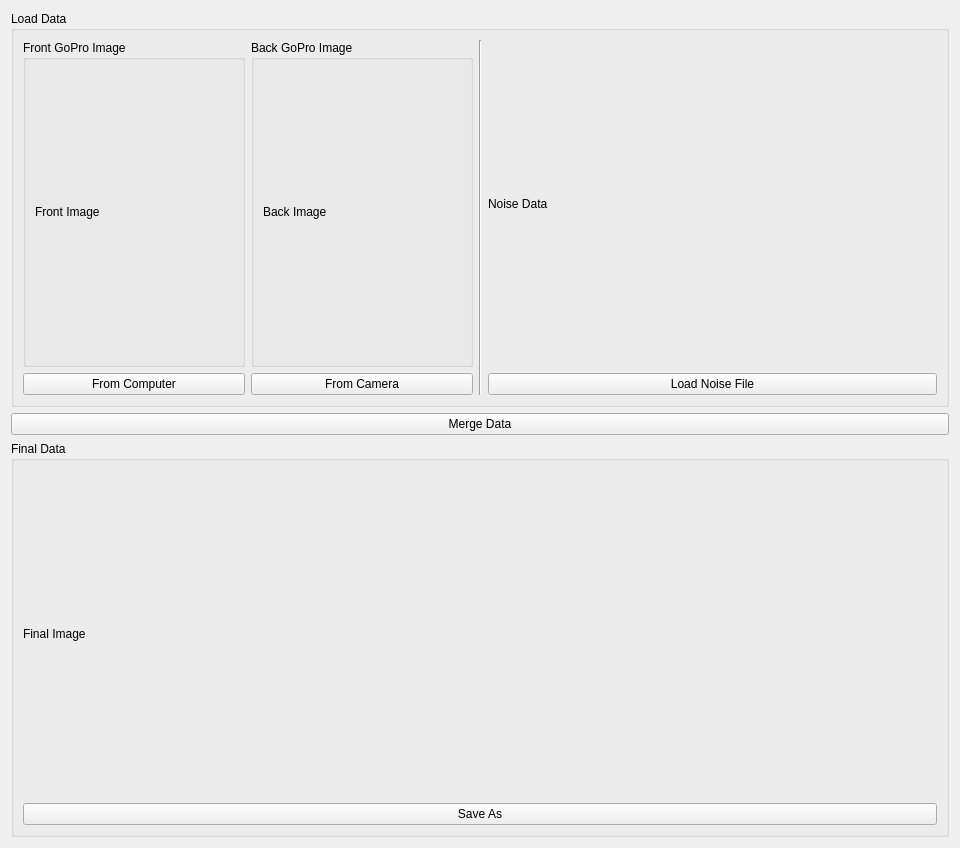
Above: src/views/MergeDataWidget.ui from frmeu9/projet_fin_etude before the change. Below: the same form after it.
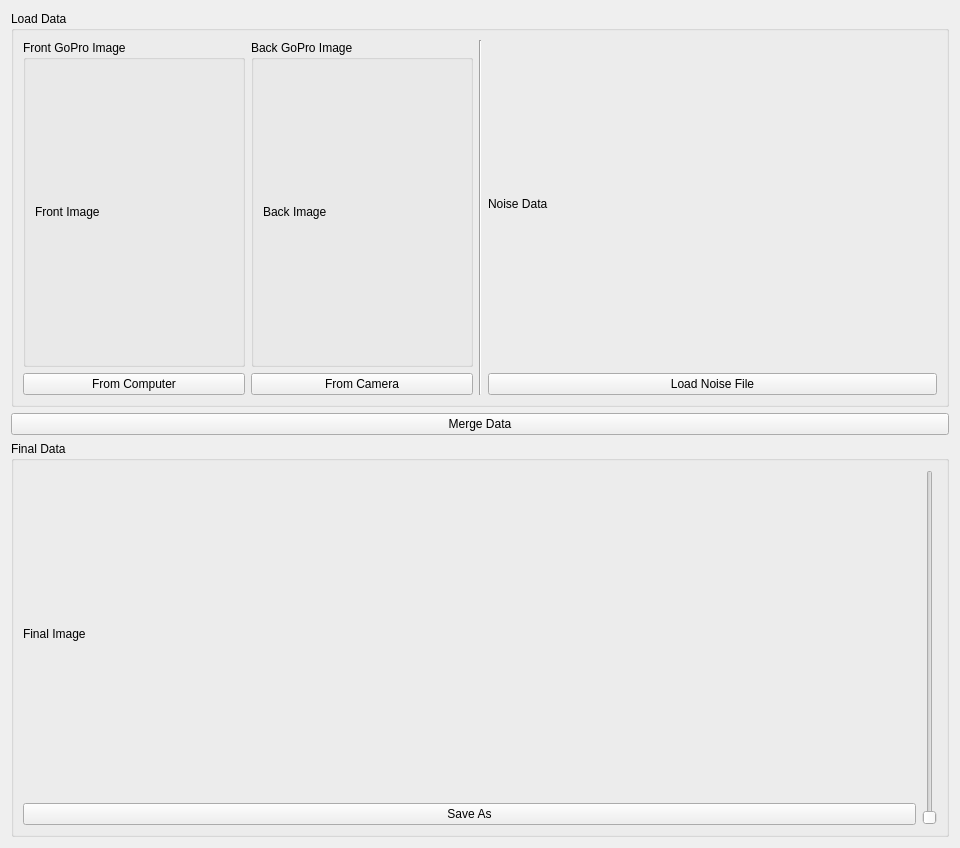
That is the form after the change.

Commit message: removed gray colormap for noiseData

The edit to the form file:
```diff
--- a/src/views/MergeDataWidget.ui
+++ b/src/views/MergeDataWidget.ui
@@ -43,6 +43,25 @@
           </property>
          </widget>
         </item>
+        <item row="0" column="1" rowspan="2">
+         <widget class="QSlider" name="SL_transparencyCmap">
+          <property name="sizePolicy">
+           <sizepolicy hsizetype="Fixed" vsizetype="Preferred">
+            <horstretch>0</horstretch>
+            <verstretch>0</verstretch>
+           </sizepolicy>
+          </property>
+          <property name="mouseTracking">
+           <bool>false</bool>
+          </property>
+          <property name="maximum">
+           <number>100</number>
+          </property>
+          <property name="orientation">
+           <enum>Qt::Vertical</enum>
+          </property>
+         </widget>
+        </item>
        </layout>
       </item>
      </layout>
```
The commit also changes 4 other files.
